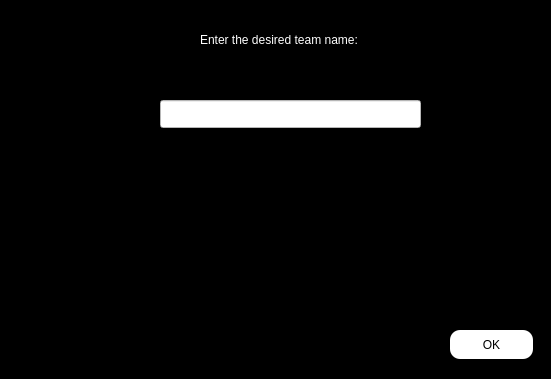
Shayanrava/APproject, file enter/key_team_before.ui: the form before one commit.
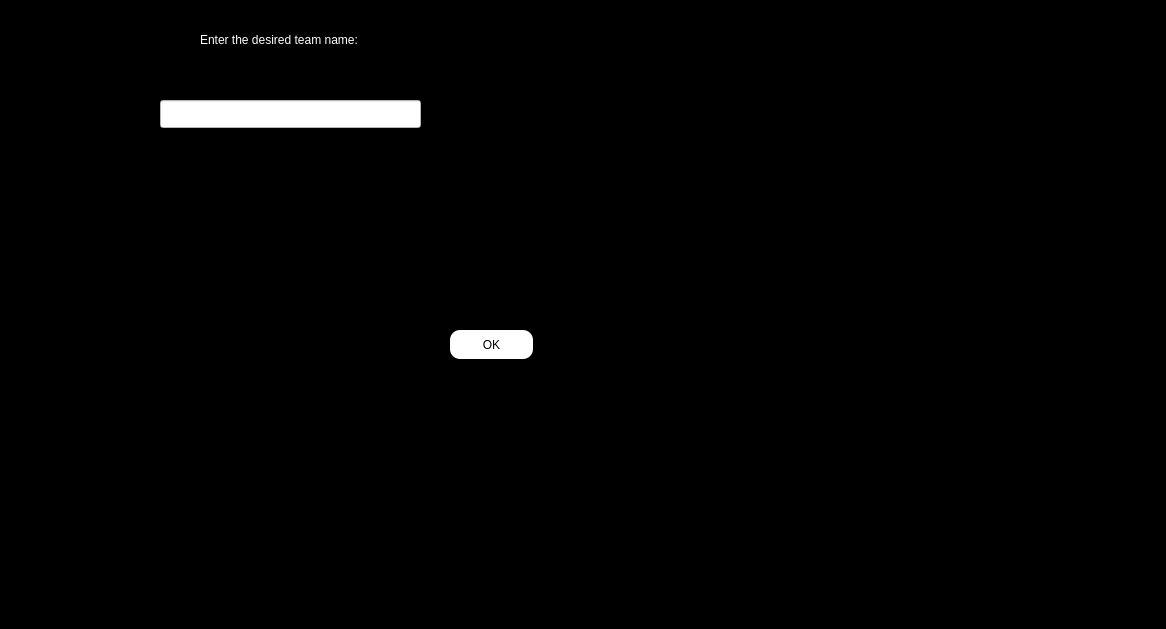
The form after the commit.

What changed in the file:
```diff
--- a/enter/key_team_before.ui
+++ b/enter/key_team_before.ui
@@ -6,8 +6,8 @@
    <rect>
     <x>0</x>
     <y>0</y>
-    <width>551</width>
-    <height>379</height>
+    <width>1166</width>
+    <height>629</height>
    </rect>
   </property>
   <property name="windowTitle">
```
